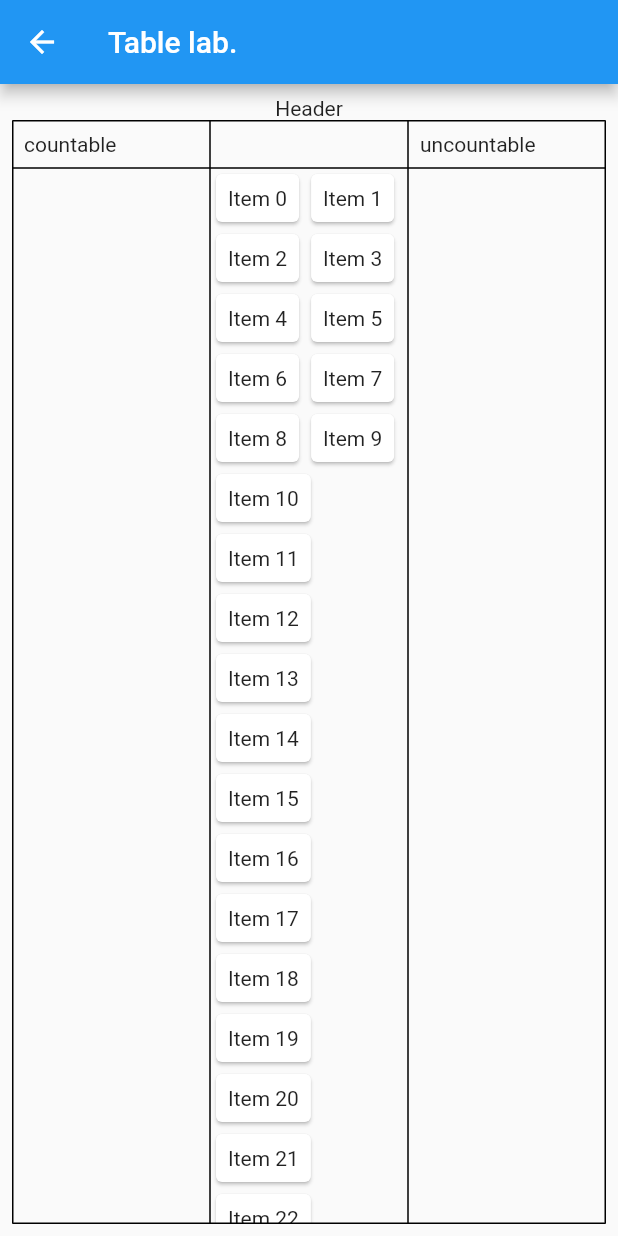
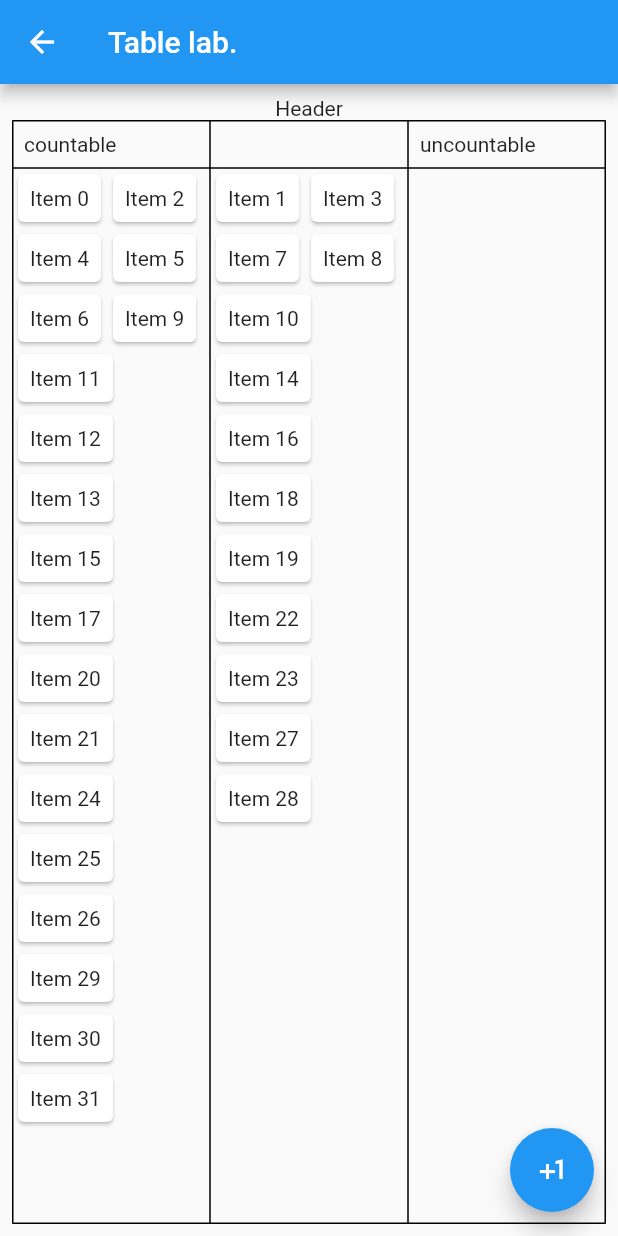
Before and after one commit to sldsrg/flutter_web_lab, a Flutter app: the TableLabPage screen opened directly, on a phone screen of 412 x 824 dp. Run offline on Flutter 3.47's test engine with Material 2 defaults, Android fonts, the phone set to English and light mode, and no system bars; missing offline and left inert: flutter_web.

```diff
--- a/lib/home.dart
+++ b/lib/home.dart
@@ -1,6 +1,7 @@
 import 'package:flutter_web/material.dart';
 import 'package:web_lab/markdown_lab.dart';
 
+import 'basic_animation_lab.dart';
 import 'multi_grid_lab.dart';
 import 'nested_listview.dart';
 import 'next_lab.dart';
@@ -9,6 +10,7 @@ import 'listenable_lab.dart';
 
 final builders = {
   'Next lab': (_) => NextLabPage(),
+  'Basic animation lab': (_) => BasicAnimationLabPage(),
   'Listenable lab': (_) => ListenableLabPage(),
   'Markdown lab': (_) => MarkdownPage(),
   'Table lab': (_) => TableLabPage(),
--- a/lib/table_lab.dart
+++ b/lib/table_lab.dart
@@ -1,9 +1,33 @@
+import 'dart:math' as math;
+
 import 'package:flutter_web/material.dart';
 
-class TableLabPage extends StatelessWidget {
+var rnd = math.Random();
+
+class Item {
+  final String title;
+  bool dismissed;
+
+  Item(this.title, this.dismissed);
+}
+
+class TableLabPage extends StatefulWidget {
   TableLabPage({
     Key key,
   }) : super(key: key);
+
+  @override
+  _TableLabPageState createState() => _TableLabPageState();
+}
+
+class _TableLabPageState extends State<TableLabPage> {
+  List<Item> items;
+
+  @override
+  void initState() {
+    super.initState();
+    items = List<Item>.generate(32, (i) => Item('Item $i', rnd.nextBool()));
+  }
 
   @override
   Widget build(BuildContext context) {
@@ -32,7 +56,6 @@ class TableLabPage extends StatelessWidget {
                   )),
                 ]),
                 TableRow(children: <TableCell>[
-                    TableCell(child: Container()),
                   TableCell(
                     child: SizedBox(
                       height: MediaQuery.of(context).size.height -
@@ -41,7 +64,20 @@ class TableLabPage extends StatelessWidget {
                       child: SingleChildScrollView(
                         scrollDirection: Axis.vertical,
                         child: Wrap(
-                            children: buildList(),
+                          children: buildList(true),
+                        ),
+                      ),
+                    ), //buildSingleChildScrollView(),
+                  ),
+                  TableCell(
+                    child: SizedBox(
+                      height: MediaQuery.of(context).size.height -
+                          kToolbarHeight -
+                          64.0,
+                      child: SingleChildScrollView(
+                        scrollDirection: Axis.vertical,
+                        child: Wrap(
+                          children: buildList(false),
                         ),
                       ),
                     ), //buildSingleChildScrollView(),
@@ -52,37 +88,48 @@ class TableLabPage extends StatelessWidget {
             ],
           ),
         ),
-        ));
+      ),
+      floatingActionButton: FloatingActionButton(
+        child: Icon(Icons.plus_one),
+        onPressed: () {
+          setState(() {
+            items.add(Item('Item ${items.length}', rnd.nextBool()));
+          });
+        },
+      ),
+    );
   }
 
-  SingleChildScrollView buildSingleChildScrollView() {
+  SingleChildScrollView buildSingleChildScrollView(bool flag) {
     return SingleChildScrollView(
       child: GridView.extent(
         maxCrossAxisExtent: 150.0,
-        children: buildList(),
+        children: buildList(flag),
       ),
       scrollDirection: Axis.vertical,
     );
   }
 
-  List<Widget> buildList() {
-    return List.generate(
-      32,
-      (i) => Draggable(
+  List<Widget> buildList(bool flag) {
+    return items
+        .where((item) => item.dismissed == flag)
+        .map(
+          (item) => Draggable(
                 affinity: Axis.horizontal,
                 feedback: Card(
                   child: Padding(
                     padding: const EdgeInsets.all(8.0),
-                child: Text('Item $i'),
+                    child: Text(item.title),
                   ),
                 ),
                 child: Card(
                   child: Padding(
                     padding: const EdgeInsets.all(8.0),
-                child: Text('Item $i'),
+                    child: Text(item.title),
                   ),
                 ),
               ),
-    );
+        )
+        .toList();
   }
 }
```
Also changed, not shown: lib/basic_animation_lab.dart (added, +94 -0 lines), lib/multi_grid_lab.dart (+4 -12 lines). Lines whose indentation alone changed are shown as unchanged.
